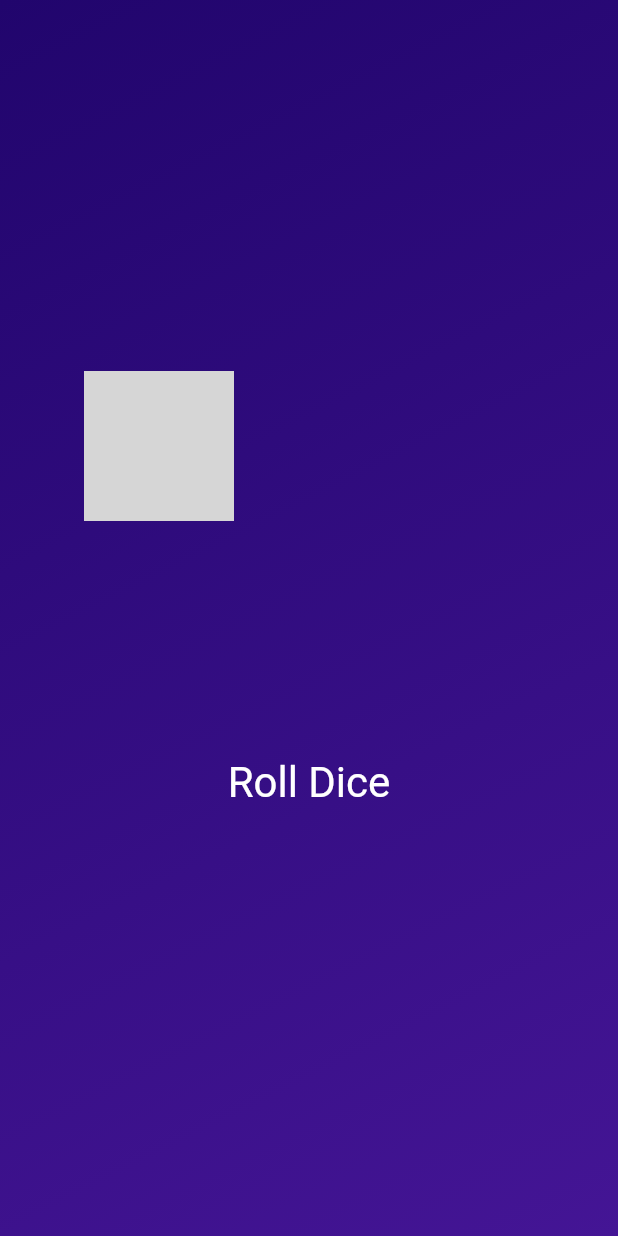
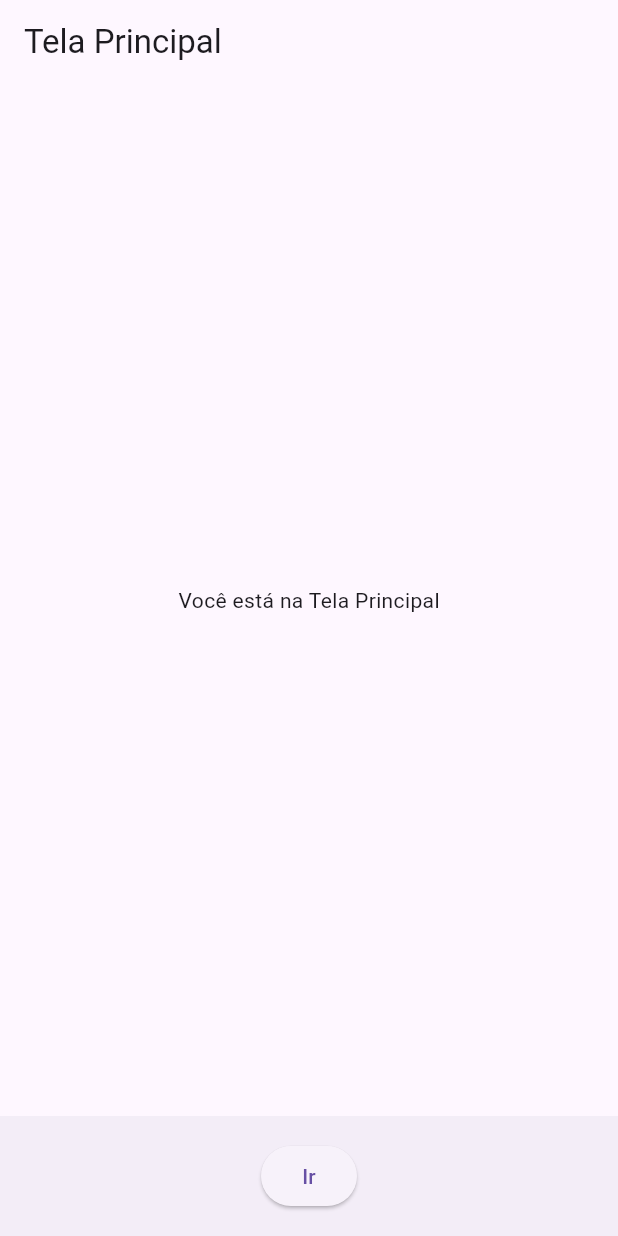
Before and after one commit to arturbernardo/flutter_dice_animation, a Flutter app: the screen it shows after launch, on a phone screen of 412 x 824 dp. Run offline on Flutter 3.47's test engine with Material 3 defaults, Android fonts, the phone set to English and light mode, and no system bars; grey boxes are pictures that could not be loaded.

Commit message:
two pages

```diff
--- /dev/null
+++ b/lib/app.dart
@@ -0,0 +1,20 @@
+import 'package:flutter/material.dart';
+import 'package:flutter_application_1/first_screen.dart';
+
+void main() {
+  runApp(const App());
+}
+
+class App extends StatelessWidget {
+  const App({super.key});
+
+  @override
+  Widget build(BuildContext context) {
+    return MaterialApp(
+      debugShowCheckedModeBanner: false,
+      title: 'Navegação com Footer',
+      theme: ThemeData(primarySwatch: Colors.blue),
+      home: const FirstScreen(),
+    );
+  }
+}
--- /dev/null
+++ b/lib/first_screen.dart
@@ -0,0 +1,30 @@
+import 'package:flutter/material.dart';
+import 'package:flutter_application_1/second_screen.dart';
+
+class FirstScreen extends StatelessWidget {
+  const FirstScreen({super.key});
+
+  @override
+  Widget build(BuildContext context) {
+    return Scaffold(
+      appBar: AppBar(title: const Text("Tela Principal")),
+      body: const Center(child: Text("Você está na Tela Principal")),
+      bottomNavigationBar: BottomAppBar(
+        child: Row(
+          mainAxisAlignment: MainAxisAlignment.spaceAround,
+          children: [
+            ElevatedButton(
+              onPressed: () {
+                Navigator.push(
+                  context,
+                  MaterialPageRoute(builder: (_) => const SecondScreen()),
+                );
+              },
+              child: const Text("Ir"),
+            ),
+          ],
+        ),
+      ),
+    );
+  }
+}
```
Also changed, not shown: lib/main.dart (+2 -11 lines), lib/second_screen.dart (added, +26 -0 lines).
